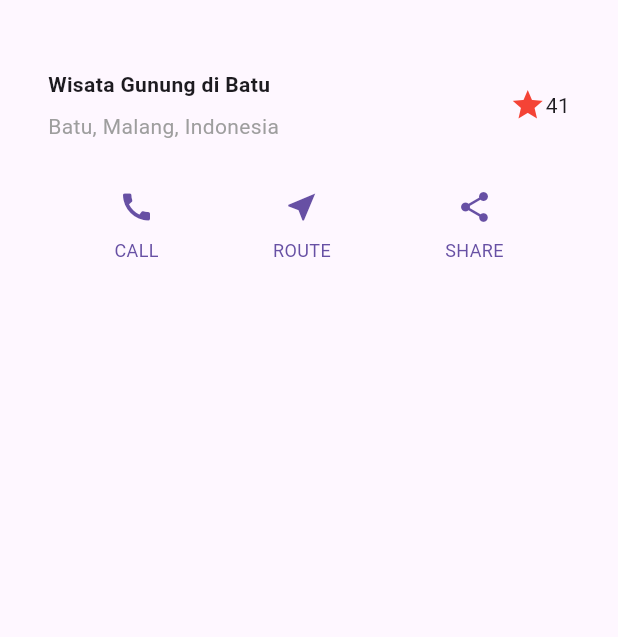
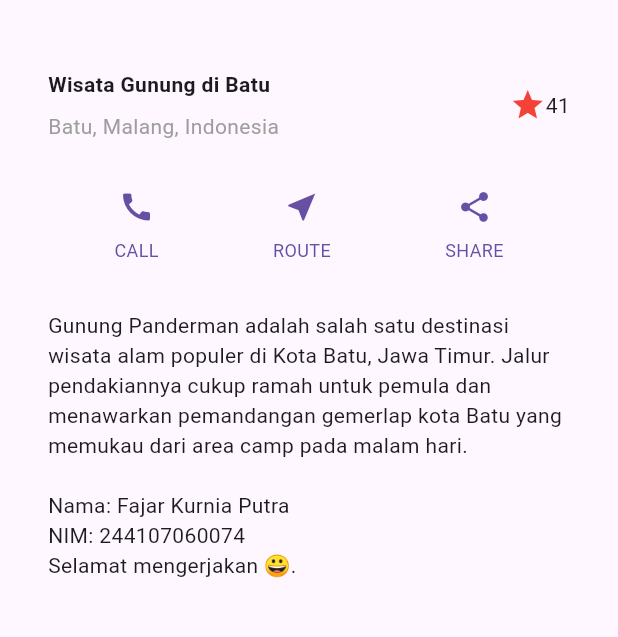
Before and after one commit to FajarKurniaPutra/flutter-part2, a Flutter app: the screen it shows after launch, on a phone screen of 412 x 824 dp, the part 63-700 px from its top. Run offline on Flutter 3.47's test engine with Material 3 defaults, Android fonts, the phone set to English and light mode, and no system bars.

Commit message:
Commit 3: Praktikum 3

```diff
--- a/layout_flutter/lib/main.dart
+++ b/layout_flutter/lib/main.dart
@@ -56,6 +56,19 @@ class MyApp extends StatelessWidget {
       ],
     );
 
+    Widget textSection = Container(
+      padding: const EdgeInsets.all(32),
+      child: const Text(
+        'Gunung Panderman adalah salah satu destinasi wisata alam populer di Kota Batu, '
+        'Jawa Timur. Jalur pendakiannya cukup ramah untuk pemula dan menawarkan '
+        'pemandangan gemerlap kota Batu yang memukau dari area camp pada malam hari. \n\n'
+        'Nama: Fajar Kurnia Putra\n'
+        'NIM: 244107060074\n'
+        'Selamat mengerjakan 😀.',
+        softWrap: true,
+      ),
+    );
+
     return MaterialApp(
       title: 'Flutter layout: Fajar Kurnia Putra dan 244107060074',
       home: Scaffold(
@@ -66,6 +79,7 @@ class MyApp extends StatelessWidget {
           children: [
             titleSection,
             buttonSection,
+            textSection,
           ],
         ),
       ),
```
